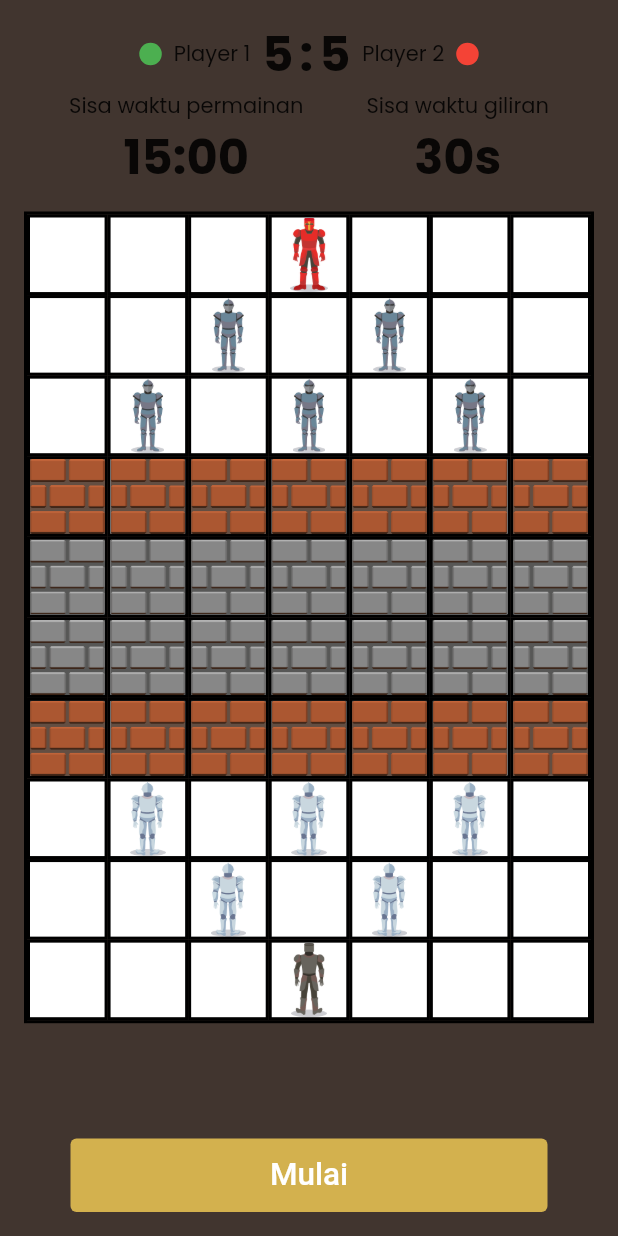
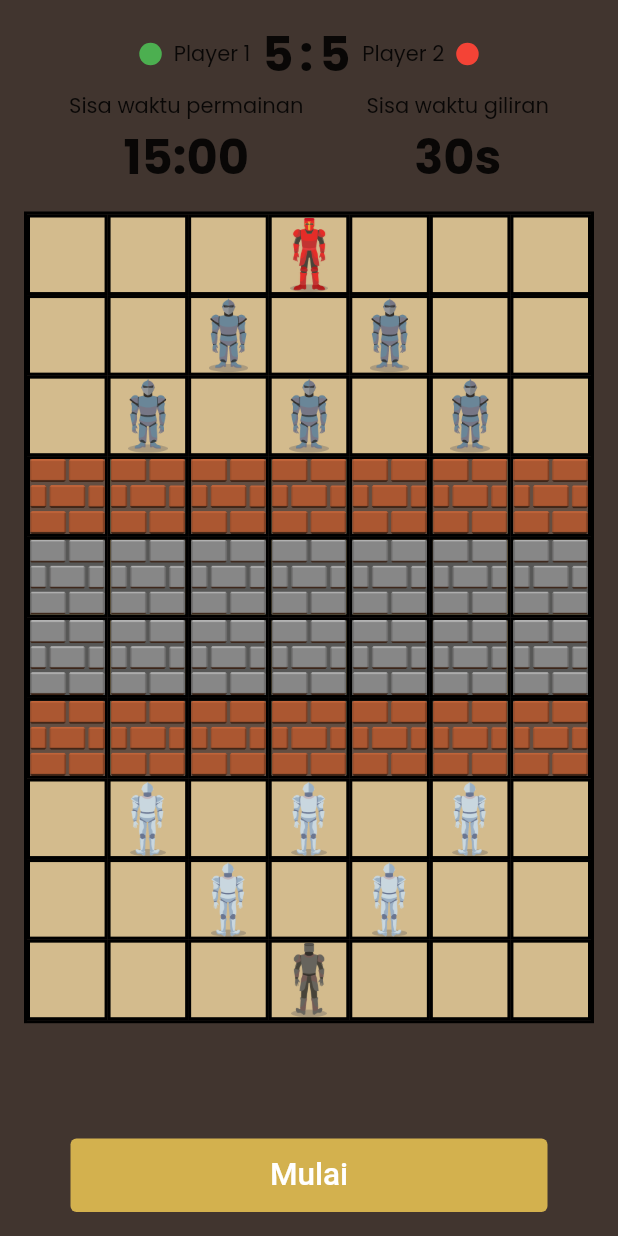
Before and after one commit to reAlpha39/chessbomb, a Flutter app: the screen it shows after launch, after a tap on "MULAI", on a phone screen of 412 x 824 dp. Run offline on Flutter 3.47's test engine with Material 2 defaults, Android fonts, the phone set to English and light mode, and no system bars; drawn by our look-alikes of velocity_x; our stand-ins replace awesome_dialog, bloc, flutter_bloc, freezed_annotation, get_it, go_router and 2 more.

Commit message:
change asset pion player_2

```diff
--- a/lib/app/game/widgets/tile.dart
+++ b/lib/app/game/widgets/tile.dart
@@ -28,9 +28,11 @@ class _TileState extends State<Tile> with SingleTickerProviderStateMixin {
         CurvedAnimation(parent: controller!, curve: Curves.ease);
 
     animationPlayerPion =
-        ColorTween(begin: Colors.black, end: Colors.yellow).animate(curve);
+        ColorTween(begin: Colors.black, end: const Color(0xFF00FF38))
+            .animate(curve);
     animationSelectableMovement =
-        ColorTween(begin: Colors.black, end: Colors.yellow).animate(curve);
+        ColorTween(begin: Colors.black, end: const Color(0xFF00FF38))
+            .animate(curve);
 
     animationPlayerPion!.addStatusListener((status) {
       if (status == AnimationStatus.completed) {
@@ -118,7 +120,7 @@ class _TileLayout extends StatelessWidget {
     )
         .height(5)
         .width(5)
-        .color(Colors.white)
+        .color(const Color(0xFFD3BB8D))
         .border(
           color: context.read<GameBoardCubit>().selectedTiles == index
               ? Colors.white
```
Also changed, not shown: assets/images/pion/pion_player_2.png.
